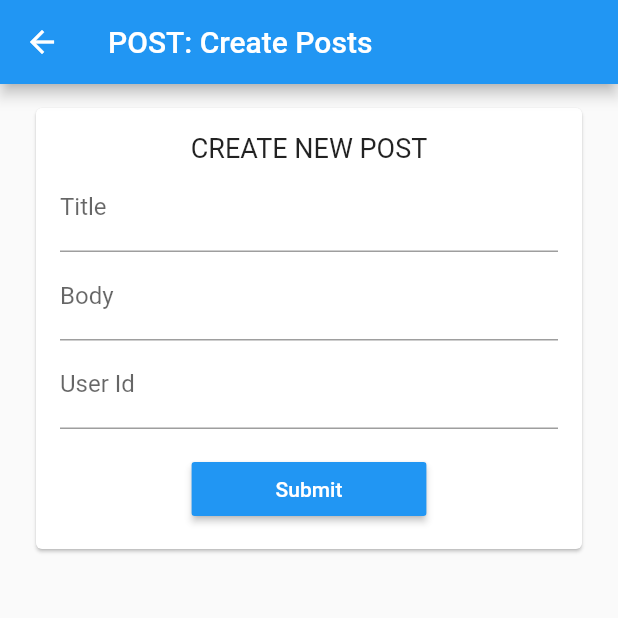
After one commit to JaldeepAsodariya/flutter-hello, a Flutter app: the ScreenAPIPost screen opened directly, on a phone screen of 412 x 824 dp, the top half of it. The commit adds this screen. Run offline on Flutter 3.47's test engine with Material 2 defaults, Android fonts, the phone set to English and light mode, and no system bars; our stand-ins replace flutter_svg; missing offline and left inert: validate.

Commit message:
Added API - POST call. - Call POST method API from JSONPlaceholder for Creating a post resource on server(the resource will not be really created on the server but it will be faked as if.)

```diff
--- a/lib/config/api_config.dart
+++ b/lib/config/api_config.dart
@@ -3,3 +3,4 @@ const String API_ROOT_URL = 'https://jsonplaceholder.typicode.com/';
 
 // Function Name
 const String FUNCTION_USERS = 'users';
+const String FUNCTION_POSTS = 'posts';
--- /dev/null
+++ b/lib/model/mdl_posts.dart
@@ -0,0 +1,37 @@
+import 'dart:convert';
+
+class MdlPostsReq {
+  String title, body, userId;
+}
+
+Map<String, String> requestJsonMap(String titleVal, bodyVal, userIdVal) {
+  Map<String, String> generateJsonMap = {
+    'title': titleVal,
+    'body': bodyVal,
+    'userId': userIdVal,
+  };
+
+  return generateJsonMap;
+}
+
+// A function that will convert a response body into a MdlPosts
+MdlPostsRes mdlPostsFromJson(String responseBody) {
+  final parsed = json.decode(responseBody);
+  return MdlPostsRes.fromJson(parsed);
+}
+
+class MdlPostsRes {
+  final int id;
+  final String title;
+  final String body;
+  final String userId;
+
+  MdlPostsRes({this.id, this.title, this.body, this.userId});
+
+  factory MdlPostsRes.fromJson(Map<String, dynamic> json) => new MdlPostsRes(
+    id: json['id'] as int,
+    title: json['title'] as String,
+    body: json['body'] as String,
+    userId: json['userId'] as String,
+  );
+}
--- /dev/null
+++ b/lib/screen_api_post.dart
@@ -0,0 +1,223 @@
+import 'dart:convert';
+
+import 'package:flutter/material.dart';
+import 'package:validate/validate.dart';
+import 'package:flutter_svg/flutter_svg.dart';
+import 'package:http/http.dart' as http;
+import 'package:flutter_hello/config/api_config.dart';
+import 'package:flutter_hello/model/mdl_posts.dart';
+
+class ScreenAPIPost extends StatefulWidget {
+  @override
+  _ScreenAPIPostState createState() => _ScreenAPIPostState();
+}
+
+class _ScreenAPIPostState extends State<ScreenAPIPost> {
+  @override
+  Widget build(BuildContext context) {
+    return Scaffold(
+        appBar: AppBar(
+          title: Text('POST: Create Posts'),
+        ),
+        body: Container(
+          child: ListView(
+            shrinkWrap: true,
+            padding: EdgeInsets.only(bottom: 8.0),
+            children: <Widget>[ScreenUI()],
+          ),
+        ));
+  }
+}
+
+class ScreenUI extends StatefulWidget {
+  @override
+  _ScreenUIState createState() => _ScreenUIState();
+}
+
+class _ScreenUIState extends State<ScreenUI> {
+  final GlobalKey<FormState> _formKey = new GlobalKey<FormState>();
+  bool isLoading = false;
+  MdlPostsReq _mdlPostsReq = new MdlPostsReq();
+  MdlPostsRes _mdlPostsRes;
+
+  String _validateTitle(String titleVal) {
+    try {
+      Validate.isAlphaNumeric(titleVal);
+    } catch (e) {
+      return 'Please enter post title';
+    }
+    return null;
+  }
+
+  String _validateBody(String bodyVal) {
+    try {
+      Validate.isAlphaNumeric(bodyVal);
+    } catch (e) {
+      return 'Please enter post body';
+    }
+    return null;
+  }
+
+  String _validateUserId(String userIdVal) {
+    try {
+      Validate.isAlphaNumeric(userIdVal);
+    } catch (e) {
+      return 'Please enter user id';
+    }
+    return null;
+  }
+
+  void checkAllValidation() {
+    if (this._formKey.currentState.validate()) {
+      _formKey.currentState.save(); // Save our form now.
+      writeNewPost();
+      setState(() {
+        isLoading = true; // Show ProgressIndicator
+      });
+    }
+  }
+
+  Future<Null> writeNewPost() async {
+    final response = await http.Client().post(API_ROOT_URL + FUNCTION_POSTS,
+        headers: {"Accept": "application/json"},
+        body: requestJsonMap(
+            _mdlPostsReq.title, _mdlPostsReq.body, _mdlPostsReq.userId),
+        encoding: Encoding.getByName("utf-8"));
+
+    setState(() {
+      isLoading = false; // Show ProgressIndicator
+      _mdlPostsRes = mdlPostsFromJson(response.body);
+    });
+  }
+
+  @override
+  Widget build(BuildContext context) {
+    Widget widgetFieldsUI() {
+      return Form(
+        key: this._formKey,
+        child: Column(
+          mainAxisAlignment: MainAxisAlignment.center,
+          crossAxisAlignment: CrossAxisAlignment.stretch,
+          children: <Widget>[
+            new Padding(padding: EdgeInsets.only(top: 16.0)),
+            new Card(
+              margin: new EdgeInsets.symmetric(horizontal: 24.0),
+              child: new Column(
+                children: <Widget>[
+                  new Padding(padding: EdgeInsets.only(top: 16.0)),
+                  Text('CREATE NEW POST', style: TextStyle(fontSize: 18.0)),
+                  new Padding(
+                    padding: EdgeInsets.symmetric(horizontal: 16.0),
+                    child: TextFormField(
+                        keyboardType: TextInputType.text,
+                        decoration: InputDecoration(
+                            hintText: 'Enter post title', labelText: 'Title'),
+                        validator: this._validateTitle,
+                        onSaved: (String value) {
+                          this._mdlPostsReq.title = value;
+                        }),
+                  ),
+                  new Padding(
+                    padding: EdgeInsets.symmetric(horizontal: 16.0),
+                    child: TextFormField(
+                        keyboardType: TextInputType.text,
+                        decoration: InputDecoration(
+                            hintText: 'Enter post body', labelText: 'Body'),
+                        validator: this._validateBody,
+                        onSaved: (String value) {
+                          this._mdlPostsReq.body = value;
+                        }),
+                  ),
+                  new Padding(
+                    padding: EdgeInsets.symmetric(horizontal: 16.0),
+                    child: TextFormField(
+                        keyboardType: TextInputType.number,
+                        decoration: InputDecoration(
+                            hintText: 'Enter user id', labelText: 'User Id'),
+                        validator: this._validateUserId,
+                        onSaved: (String value) {
+                          this._mdlPostsReq.userId = value;
+                        }),
+                  ),
+                  new Padding(padding: EdgeInsets.only(top: 16.0)),
+                  Container(
+                    child: MaterialButton(
+                      padding: EdgeInsets.symmetric(horizontal: 56.0),
+                      textColor: Colors.white,
+                      color: Colors.blue,
+                      child: Text('Submit'),
+                      onPressed: this.checkAllValidation,
+                    ),
+                  ),
+                  new Padding(padding: EdgeInsets.only(bottom: 16.0))
+                ],
+              ),
+            ),
+          ],
+        ),
+      );
+    }
+
+    Widget widgetFutureAPIResult() {
+      return FutureBuilder<MdlPostsRes>(builder: (context, snapshot) {
+        if (snapshot.hasError) print(snapshot.error);
+
+        return !isLoading && _mdlPostsRes != null
+            ? APIResult(
+                resultMdlPosts: _mdlPostsRes,
+              )
+            : Container();
+      });
+    }
+
+    Widget widgetProgressIndicator =
+        isLoading ? Center(child: CircularProgressIndicator()) : Container();
+
+    return Container(
+      child: Column(
+        children: <Widget>[
+          widgetFieldsUI(),
+          widgetFutureAPIResult(),
+          widgetProgressIndicator
+        ],
+      ),
+    );
+  }
+}
+
+class APIResult extends StatelessWidget {
+  final MdlPostsRes resultMdlPosts;
+  final String assetConfirmation = 'assets/undraw_confirmation.svg';
+  final String assetError = 'assets/undraw_feeling_blue.svg';
+
+  APIResult({Key key, this.resultMdlPosts}) : super(key: key);
+
+  @override
+  Widget build(BuildContext context) {
+    return new Column(
+      mainAxisAlignment: MainAxisAlignment.center,
+      crossAxisAlignment: CrossAxisAlignment.stretch,
+      children: <Widget>[
+        new Card(
+          margin: new EdgeInsets.symmetric(vertical: 16.0, horizontal: 24.0),
+          child: new Column(
+            children: <Widget>[
+              new Padding(padding: EdgeInsets.only(top: 8.0)),
+              new SvgPicture.asset(
+                resultMdlPosts.id != 0 ? assetConfirmation : assetError,
+                height: 110,
+                width: 110,
+              ),
+              new Padding(padding: EdgeInsets.only(top: 8.0)),
+              new Text(
+                'Server insert id: ' + resultMdlPosts.id.toString(),
+                style: TextStyle(fontSize: 24.0),
+              ),
+              new Padding(padding: EdgeInsets.only(bottom: 8.0)),
+            ],
+          ),
+        ),
+      ],
+    );
+  }
+}
--- a/pubspec.yaml
+++ b/pubspec.yaml
@@ -17,6 +17,7 @@ dependencies:
     sdk: flutter
   flutter_svg:
   http:
+  validate:
 
   # The following adds the Cupertino Icons font to your application.
   # Use with the CupertinoIcons class for iOS style icons.
```
Also changed, not shown: lib/main.dart (+8 -2 lines), assets/undraw_confirmation.svg (added), assets/undraw_feeling_blue.svg (added).
